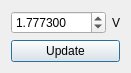
The window that biasdialog.ui (jiahaoyan/keithleyRMCTRL) describes before a commit, drawn with Qt 5.
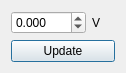
The same window after the commit.

Patch:
```diff
--- a/biasdialog.ui
+++ b/biasdialog.ui
@@ -19,7 +19,7 @@
      <item>
       <widget class="QDoubleSpinBox" name="DSB_bias">
        <property name="decimals">
-        <number>6</number>
+        <number>3</number>
        </property>
        <property name="minimum">
         <double>-200.000000000000000</double>
@@ -28,7 +28,7 @@
         <double>200.000000000000000</double>
        </property>
        <property name="value">
-        <double>1.777300000000000</double>
+        <double>0.000000000000000</double>
        </property>
       </widget>
      </item>
```
